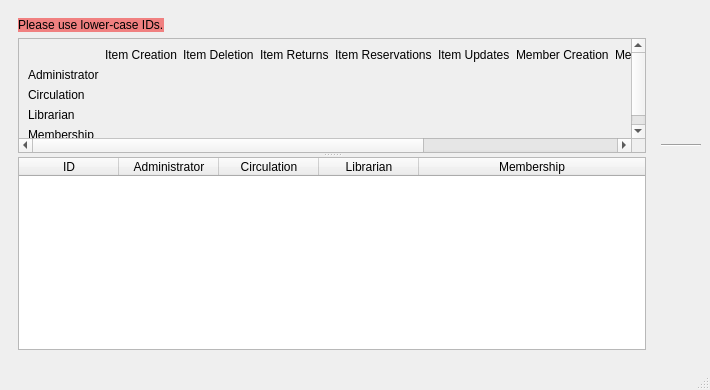
textbrowser/biblioteq, file UI/biblioteq_adminsetup.ui: the form before one commit.
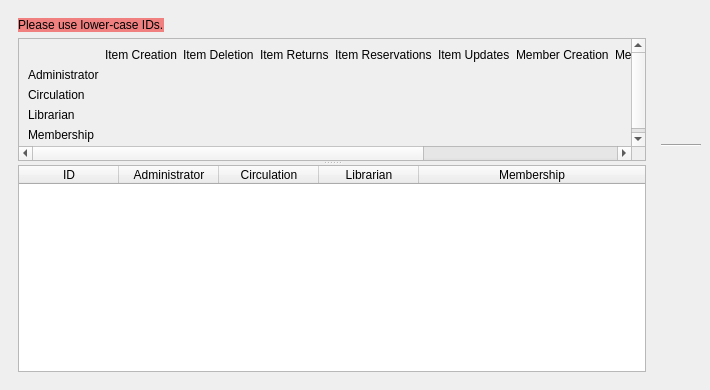
The form after the commit. Icons and pictures are not drawn.

Commit message: Removed status bars. Two pages on PDF viewers.

What changed in the file:
```diff
--- a/UI/biblioteq_adminsetup.ui
+++ b/UI/biblioteq_adminsetup.ui
@@ -576,7 +576,6 @@
     </item>
    </layout>
   </widget>
-  <widget class="QStatusBar" name="statusbar"/>
  </widget>
  <tabstops>
   <tabstop>scrollArea</tabstop>
```
The commit also changes 8 other files.
